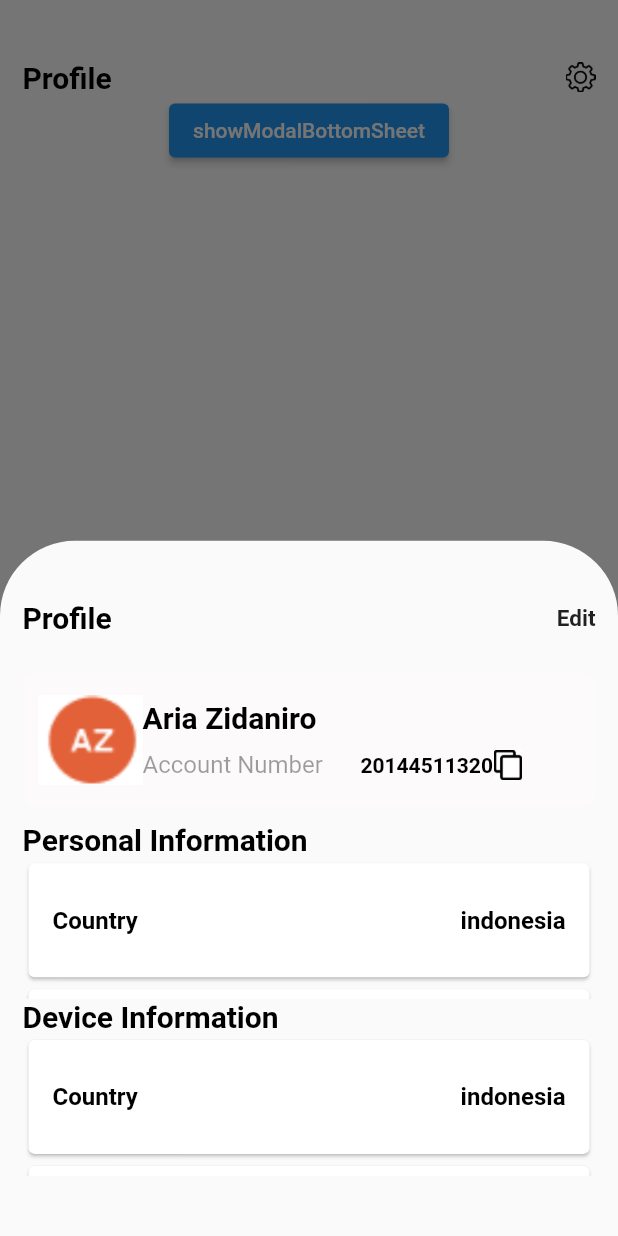
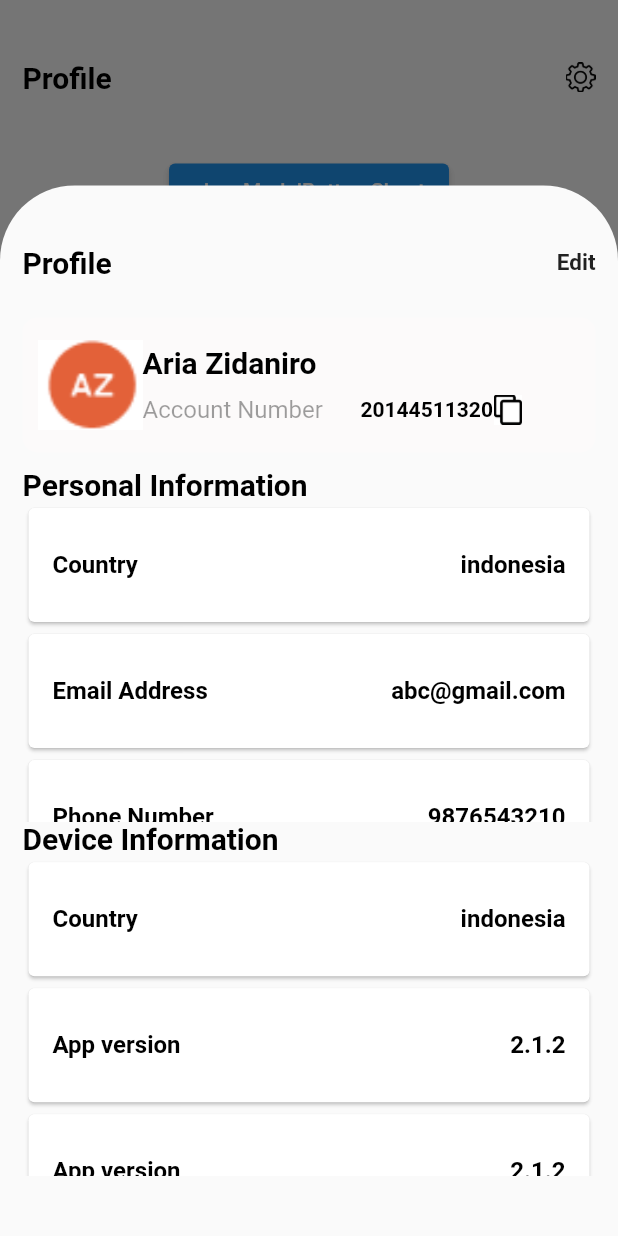
Before and after one commit to neelam-rajpoot-2000/newproject, a Flutter app: the Pofile screen opened directly, after a tap on "showModalBottomSheet", on a phone screen of 412 x 824 dp. Run offline on Flutter 3.47's test engine with Material 2 defaults, Android fonts, the phone set to English and light mode, and no system bars; our stand-ins replace webview_flutter; Roboto replaces fonts that are missing (Segoe UI).

Commit message:
new commit

```diff
--- a/lib/main.dart
+++ b/lib/main.dart
@@ -18,7 +18,7 @@ class MyApp extends StatelessWidget {
   Widget build(BuildContext context) {
     return MaterialApp(
       debugShowCheckedModeBanner: false,
-      home:  SettingScreen(),
+      home:  Pofile(),
     );
   }
 }
--- a/lib/profile_screen.dart
+++ b/lib/profile_screen.dart
@@ -32,11 +32,13 @@ class _PofileState extends State<Pofile> {
                 Image.asset(IconConstants.setting, height: 20, width: 20),
               ],
             ),
+            SizedBox(height: 40,),
             Center(
               child: ElevatedButton(
                 child: Text('showModalBottomSheet'),
                 onPressed: () {
                   showModalBottomSheet<void>(
+                    isScrollControlled: true,
                     shape: RoundedRectangleBorder(
                       borderRadius: BorderRadius.only(
                           topLeft: Radius.circular(50.0),
@@ -45,6 +47,7 @@ class _PofileState extends State<Pofile> {
                     context: context,
                     builder: (BuildContext context) {
                       return SizedBox(
+                        height: MediaQuery.of(context).size.height * 0.85,
                         child: Center(
                           child: Padding(
                             padding: const EdgeInsets.symmetric(
```
